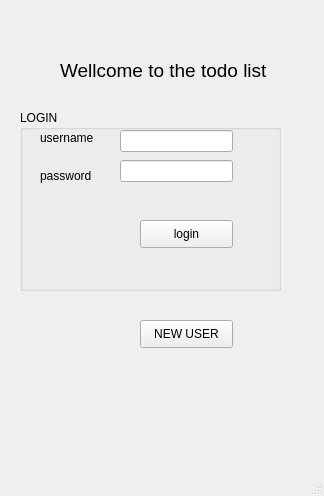
The window that mainwindow.ui (vincent5779/todolist) describes before a commit, drawn with Qt 5.
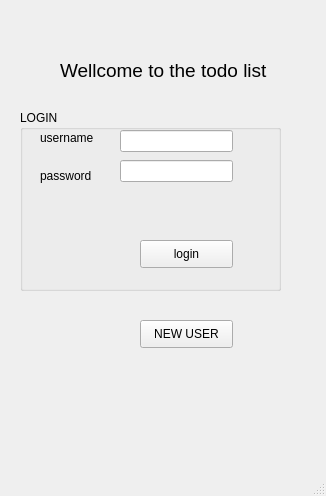
The same window after the commit.

What changed in the file:
```diff
--- a/mainwindow.ui
+++ b/mainwindow.ui
@@ -6,7 +6,7 @@
    <rect>
     <x>0</x>
     <y>0</y>
-    <width>324</width>
+    <width>326</width>
     <height>496</height>
    </rect>
   </property>
@@ -87,7 +87,7 @@
      <property name="geometry">
       <rect>
        <x>120</x>
-       <y>110</y>
+       <y>130</y>
        <width>93</width>
        <height>28</height>
       </rect>
```
Left out of the diff: 2 changed lines with no effect on the pictures.
